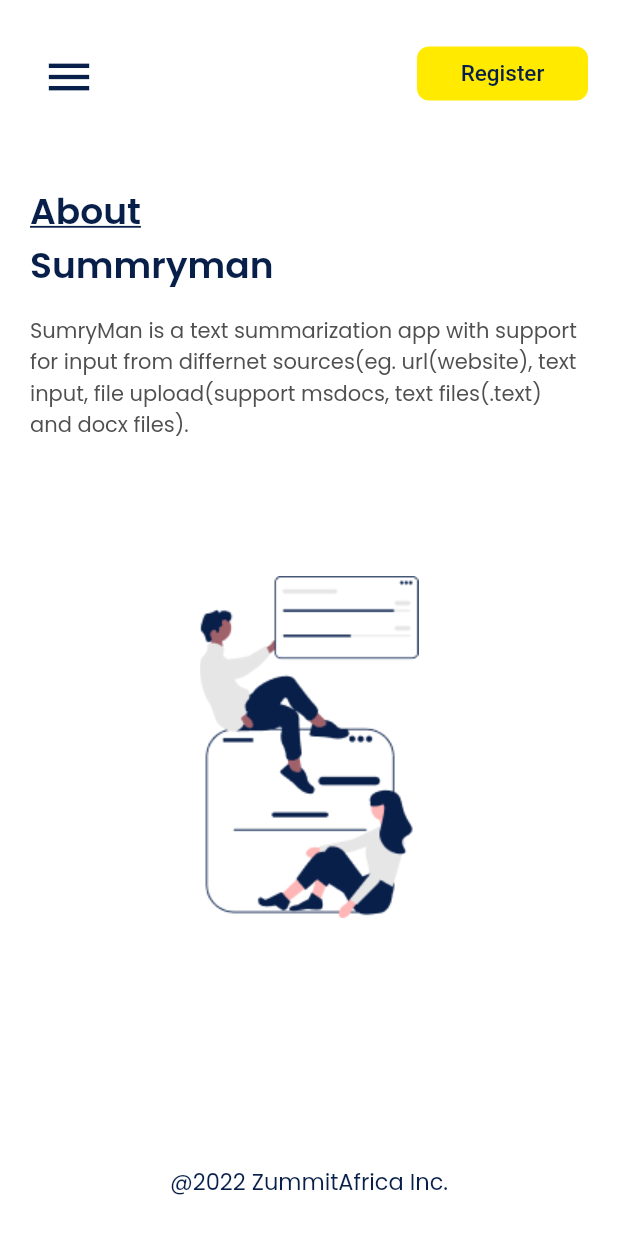
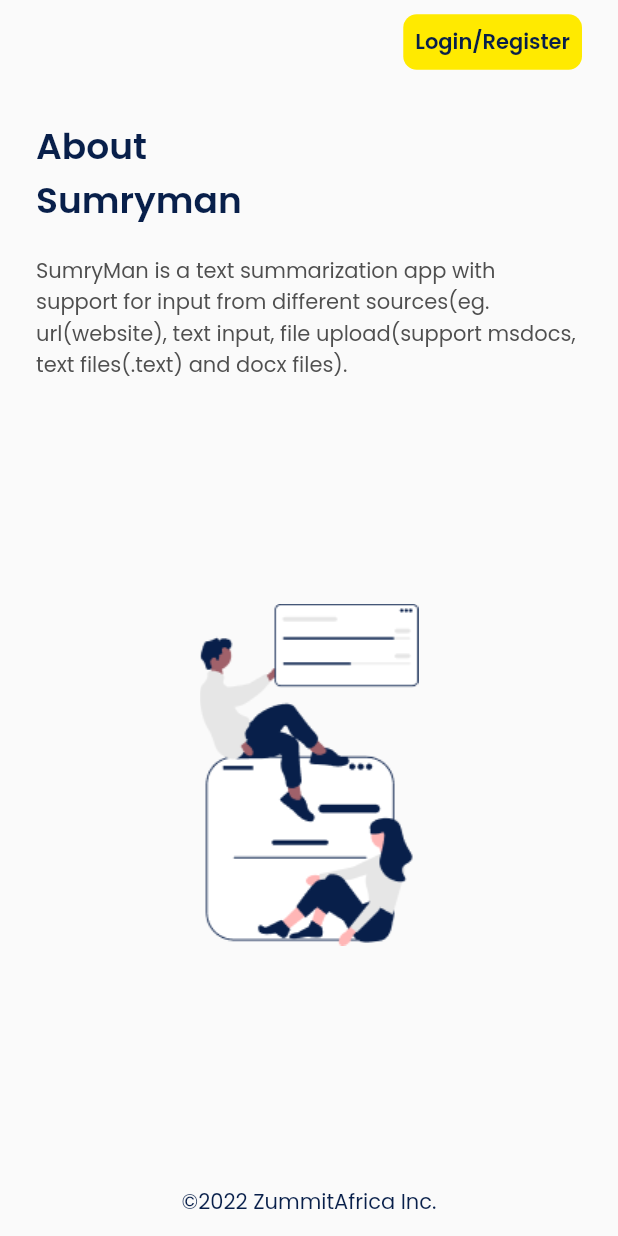
Before and after one commit to Zummit-Africa-Inc/sumry_man_mobile, a Flutter app: the AboutScreen screen opened directly, on a phone screen of 412 x 824 dp. Run offline on Flutter 3.47's test engine with Material 2 defaults, Android fonts, the light colour scheme and no system bars; our stand-ins replace flutter_riverpod, google_fonts.

Commit message:
refactored about_screen.dart

```diff
--- a/lib/screens/about_screen.dart
+++ b/lib/screens/about_screen.dart
@@ -1,110 +1,54 @@
 // ignore_for_file: prefer_const_constructors
 
 import 'package:flutter/material.dart';
+import 'package:sumry_app/components/copyright.dart';
 
-import '../utils/designs/colors.dart';
+import '../components/app_bar.dart';
+import '../components/buttons.dart';
+import '../components/spacers.dart';
+import '../utils/designs/dimens.dart';
+import '../utils/res/res_profile.dart';
 
 class AboutScreen extends StatelessWidget {
   const AboutScreen({Key? key}) : super(key: key);
   @override
   Widget build(BuildContext context) {
+    final theme = Theme.of(context);
+
     return Scaffold(
-      backgroundColor: Colors.white,
+      appBar: DefaultAppBar(
+        trailing: AppButton(
+          text: ResHomeScreen.loginRegister,
+          onPressed: () {},
+          textColor: theme.colorScheme.primary,
+        ),
+      ),
       body: SafeArea(
-        child: Container(
-          height: MediaQuery.of(context).size.height,
-          width: MediaQuery.of(context).size.width,
-          padding: EdgeInsets.symmetric(vertical: 25, horizontal: 20),
+        child: Padding(
+          padding: const EdgeInsets.fromLTRB(sPadding, sPadding, sPadding, 0),
           child: Column(
             crossAxisAlignment: CrossAxisAlignment.start,
             children: [
-              Row(
-                children: [
-                  IconButton(
-                      onPressed: () {},
-                      icon: Icon(
-                        Icons.menu,
-                        color: kPrimaryColor,
-                        size: 36,
-                      )),
-                  Spacer(),
-                  SizedBox(
-                    height: 36,
-                    width: 114,
-                    child: ElevatedButton(
-                      onPressed: () {},
-                      style: ElevatedButton.styleFrom(
-                        textStyle: TextStyle(
-                          fontSize: 15,
-                          fontWeight: FontWeight.w500,
-                        ),
-                        primary: kButtonColor,
-                        elevation: 0,
-                        shape: RoundedRectangleBorder(
-                          borderRadius: BorderRadius.circular(8),
-                        ),
-                      ),
-                      child: Text(
-                        "Register",
-                        style: TextStyle(color: kPrimaryColor),
-                      ),
-                    ),
-                  ),
-                ],
-              ),
-              SizedBox(height: 50),
               Text(
-                "About",
-                style: TextStyle(
-                  color: kPrimaryColor,
-                  fontSize: 24,
+                ResAboutScreen.title,
+                style: theme.textTheme.headline5?.copyWith(
                   fontWeight: FontWeight.w600,
-                  decoration: TextDecoration.underline,
+                  color: theme.colorScheme.primary,
                 ),
               ),
-              Text(
-                "Summryman",
-                style: TextStyle(
-                  color: kPrimaryColor,
-                  fontSize: 24,
-                  fontWeight: FontWeight.w600,
+              vSpace(sSecondaryPadding),
+              Text(ResAboutScreen.body),
+              Spacer(),
+              Expanded(
+                flex: 2,
+                child: Center(
+                  child: Image.asset(
+                    "assets/images/about_img.png",
+                  ),
                 ),
               ),
-              SizedBox(height: 15),
-              Text(
-                "SumryMan is a text summarization app with support for input from differnet sources(eg. url(website), text input, file upload(support msdocs, text files(.text) and docx files).",
-                style: TextStyle(
-                  color: Color(0xFF4F4F4F),
-                  fontSize: 14,
-                  fontWeight: FontWeight.w400,
-                ),
-              ),
-              SizedBox(height: 90),
-              Row(mainAxisAlignment: MainAxisAlignment.center, children: [
-                Container(
-                  height: 228,
-                  width: 156,
-                  decoration: BoxDecoration(
-                    image: DecorationImage(
-                        image: AssetImage("assets/images/about_img.png"),
-                        fit: BoxFit.contain),
-                  ),
-                )
-              ]),
               Spacer(),
-              Row(
-                mainAxisAlignment: MainAxisAlignment.center,
-                children: const [
-                  Text(
-                    "@2022 ZummitAfrica Inc.",
-                    style: TextStyle(
-                      color: kPrimaryColor,
-                      fontSize: 15,
-                      fontWeight: FontWeight.w400,
-                    ),
-                  ),
-                ],
-              ),
+              Copyright()
             ],
           ),
         ),
--- a/lib/screens/home_screen.dart
+++ b/lib/screens/home_screen.dart
@@ -26,8 +26,8 @@ class HomeScreen extends StatelessWidget {
           textColor: theme.colorScheme.primary,
         ),
       ),
-      // resizeToAvoidBottomInset: false,
-      body: ListView(
+      body: SafeArea(
+        child: ListView(
           padding: const EdgeInsets.symmetric(horizontal: sPadding),
           children: [
             Align(
@@ -80,7 +80,8 @@ class HomeScreen extends StatelessWidget {
               child: AppButton(
                 text: ResHomeScreen.summarize,
                 backgroundColor: theme.colorScheme.primary,
-              padding: const EdgeInsets.symmetric(horizontal: 16, vertical: 8),
+                padding:
+                    const EdgeInsets.symmetric(horizontal: 16, vertical: 8),
               ),
             ),
             vSpace(sPadding),
@@ -115,7 +116,8 @@ class HomeScreen extends StatelessWidget {
                 children: [
                   AppButton(
                     text: ResCommentScreen.leaveUsAComment,
-                  onPressed: () => Navigator.pushNamed(context, Routes.comment),
+                    onPressed: () =>
+                        Navigator.pushNamed(context, Routes.comment),
                     backgroundColor: Colors.transparent,
                     border: theme.colorScheme.primary,
                     textColor: theme.colorScheme.primary,
@@ -134,6 +136,7 @@ class HomeScreen extends StatelessWidget {
             ),
             vSpace(sPadding),
           ],
+        ),
       ),
     );
   }
--- a/lib/utils/designs/routes.dart
+++ b/lib/utils/designs/routes.dart
@@ -1,5 +1,6 @@
 import 'package:flutter/widgets.dart';
 
+import '../../screens/about_screen.dart';
 import '../../screens/comment_screen.dart';
 import '../../screens/home_screen.dart';
 import '../../screens/login_screen.dart';
@@ -22,7 +23,7 @@ class Routes {
   static Map<String, Widget Function(BuildContext)> routes = {
     onboarding: (context) => const OnboardingScreen(),
     home: (context) => const HomeScreen(),
-    // about: (context) => const DashboardScreen(),
+    about: (context) => const AboutScreen(),
     login: (context) => const LoginScreen(),
     comment: (context) => const CommentScreen(),
     splash: (context) => const SplashScreen(),
--- a/lib/utils/res/res_profile.dart
+++ b/lib/utils/res/res_profile.dart
@@ -1,7 +1,7 @@
 class ResWelcomePage {
   ResWelcomePage._();
-  static String sumry = "SumryMan";
-  static String zummit = "ZummitAfrica Inc.";
+  static const String sumry = "SumryMan";
+  static const String zummit = "ZummitAfrica Inc.";
 }
 
 class ResMisc {
@@ -51,11 +51,19 @@ class ResHomeScreen {
 class ResCommentScreen {
   ResCommentScreen._();
 
-  static String leaveUsAComment = "Leave us a comment";
-  static String fullName = "Full Name";
-  static String emailAddress = "Email Address";
-  static String commentHere = "Comment here...";
-  static String leaveComment = "Leave Comment";
+  static const String leaveUsAComment = "Leave us a comment";
+  static const String fullName = "Full Name";
+  static const String emailAddress = "Email Address";
+  static const String commentHere = "Comment here...";
+  static const String leaveComment = "Leave Comment";
+}
+
+class ResAboutScreen {
+  ResAboutScreen._();
+
+  static const String title = "About\nSumryman";
+  static const String body =
+      "SumryMan is a text summarization app with support for input from different sources(eg. url(website), text input, file upload(support msdocs, text files(.text) and docx files).";
 }
 
 class ResOnboardingScreen {
@@ -70,10 +78,3 @@ class ResOnboardingScreen {
   static const String next1 = "Next";
   static const String next2 = "Get Started";
 }
-
-class ResSocialSignUp {
-  ResSocialSignUp._();
-
-  static String signUpWithGoogle = "Sign Up With Google";
-  static String signUpWithFaceBook = "Sign Up With Facebook";
-}
```
Lines whose indentation alone changed are shown as unchanged.
